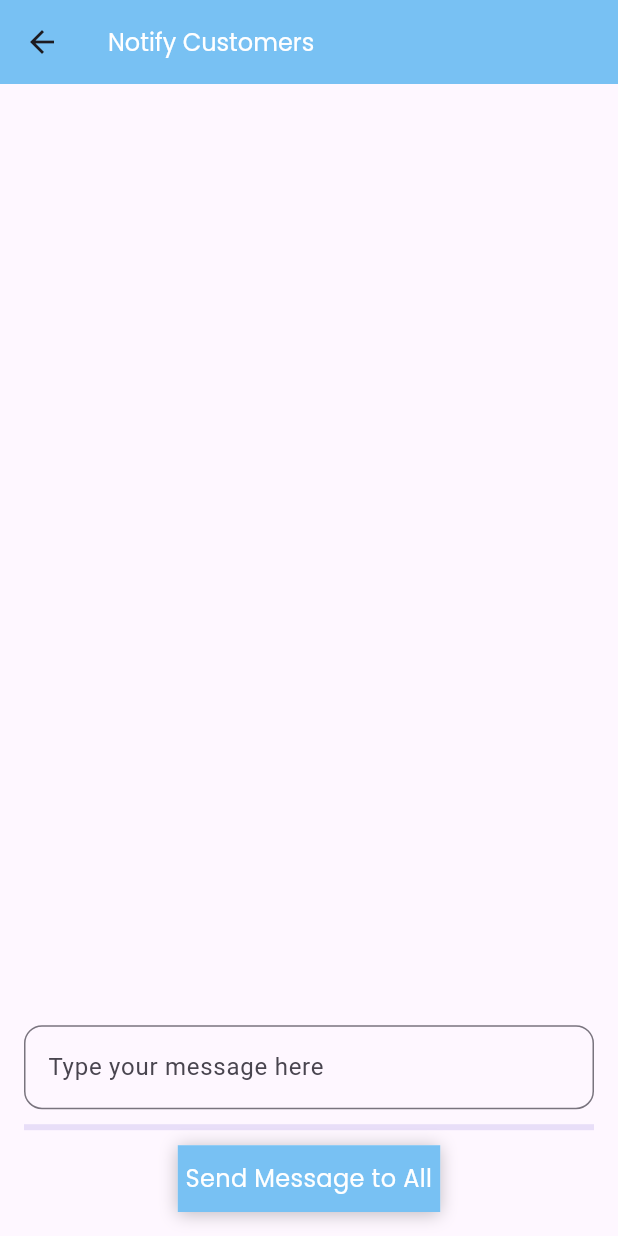
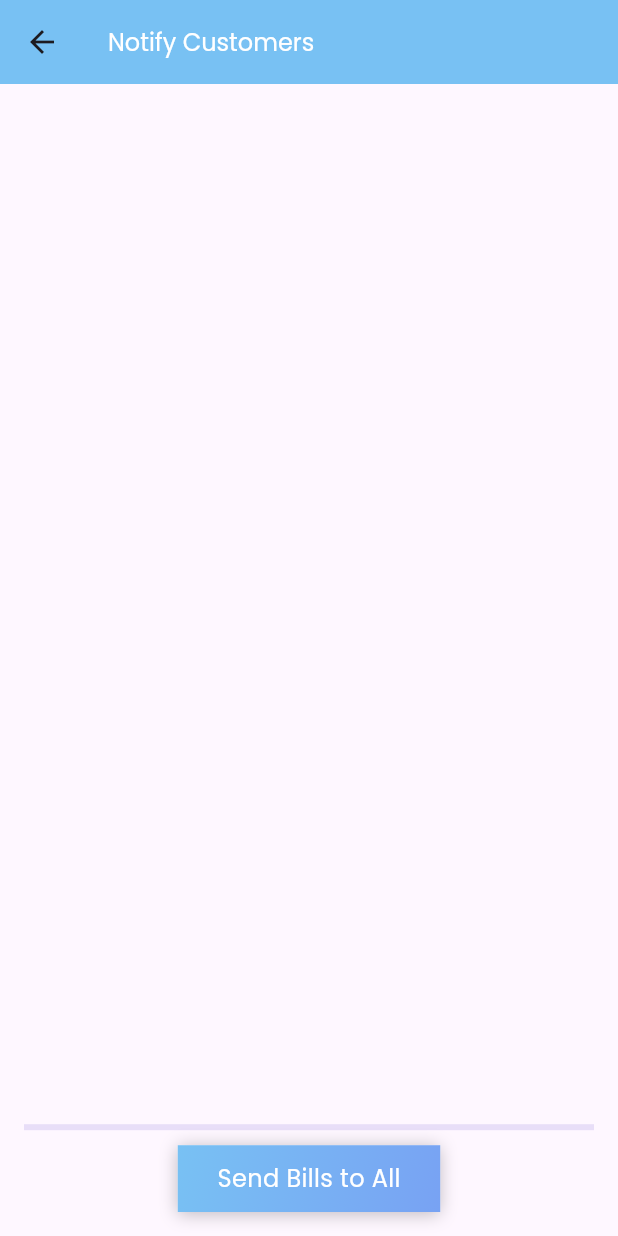
Before and after one commit to yasirzain15/kashmir_milk, a Flutter app: the DashboardScreen screen opened directly, after a tap on "Notify", on a phone screen of 412 x 824 dp. Run offline on Flutter 3.47's test engine with Material 3 defaults, Android fonts, the phone set to English and light mode, and no system bars; our stand-ins replace cloud_firestore, connectivity_plus, csv, file_picker, firebase_auth, firebase_core and 4 more; accounts and stored records are empty.

Commit message:
About Today

```diff
--- a/lib/Add Customers/add_customer.dart
+++ b/lib/Add Customers/add_customer.dart
@@ -278,7 +278,7 @@ class _CustomerRegistrationFormState extends State<CustomerRegistrationForm> {
                     width: double.infinity,
                     height: 50,
                     decoration: BoxDecoration(
-                      color: Colors.blue[400],
+                      color: Color(0xff78c1f3),
                       borderRadius: BorderRadius.circular(8),
                     ),
                     child: TextButton(
--- a/lib/dashboard.dart
+++ b/lib/dashboard.dart
@@ -26,10 +26,7 @@ class DashboardScreen extends StatefulWidget {
 class _DashboardScreenState extends State<DashboardScreen> {
   String greeting = "Hello";
   int totalCustomers = 0;
-  int totalSectors = 0;
-  // This list can be fetched from Firebase or other sources
-
-  // Fetch all customers from Firestore
+  List<String> uniqueSectors = [];
 
   @override
   void initState() {
@@ -39,29 +36,31 @@ class _DashboardScreenState extends State<DashboardScreen> {
     Future.delayed(const Duration(milliseconds: 100), () {
       provider.getall();
       provider.getFromHive();
+      Provider.of<Funs>(context, listen: false).fetchSectors();
       loadCustomerData();
-      loadTotalSectors();
+      fetchUniqueSectors();
     });
     updateGreeting();
   }
 
-  Future<void> loadTotalSectors() async {
-    int count = await fetchTotalSectors();
-    setState(() {
-      totalSectors = count;
-    });
-  }
-
-  Future<int> fetchTotalSectors() async {
+  Future<void> fetchUniqueSectors() async {
     try {
       var snapshot = await FirebaseFirestore.instance
-          .collection('sectors') // Change to your actual collection name
+          .collection('users')
+          .doc(FirebaseAuth.instance.currentUser?.uid)
+          .collection('customer')
           .get();
 
-      return snapshot.size; // Returns the total number of documents (sectors)
+      List<String> sectors =
+          snapshot.docs.map((doc) => doc['Sector'] as String).toSet().toList();
+
+      setState(() {
+        uniqueSectors = sectors;
+      });
     } catch (e) {
-      print("Error fetching sectors: $e");
-      return 0; // Return 0 in case of error
+      setState(() {
+        uniqueSectors = [];
+      });
     }
   }
 
@@ -75,7 +74,6 @@ class _DashboardScreenState extends State<DashboardScreen> {
 
       return snapshot.docs.length; // Total customers count
     } catch (e) {
-      print("Error fetching customers: $e");
       return 0;
     }
   }
@@ -142,7 +140,8 @@ class _DashboardScreenState extends State<DashboardScreen> {
                       ),
                       IconButton(
                         icon: const Icon(
-                      Icons.logout,
+                          Icons.power_settings_new,
+                          size: 35,
                           color: Color(0xffff2c2c),
                         ),
                         onPressed: () async {
@@ -150,14 +149,16 @@ class _DashboardScreenState extends State<DashboardScreen> {
                           // You can add functionality to open a menu
                         },
                       ),
-                ],
-              ),
+                    ]),
                 const SizedBox(height: 20),
 
                 // Stats Cards
                 _buildStatsCard("Our Customers", "$totalCustomers"),
-              const SizedBox(height: 16),
-              _buildStatsCard("Our Areas", "$totalSectors"),
+                SizedBox(
+                  height: 16,
+                ),
+                _buildStatsCard("Our Areas", uniqueSectors.join(", ")),
+
                 const SizedBox(height: 24),
 
                 // Recent Customers Header
@@ -295,8 +296,16 @@ class _DashboardScreenState extends State<DashboardScreen> {
                           height: 44.53,
                           width: 175,
                           decoration: BoxDecoration(
-                          color: Color(0xff78c1f3),
+                              gradient: LinearGradient(
+                            colors: [
+                              Color(0xff78c1f3),
+                              Color(
+                                0xff78a2f3,
                               ),
+                            ],
+                            begin: Alignment.topLeft,
+                            end: Alignment.bottomRight,
+                          )),
                           child: Padding(
                             padding: EdgeInsets.symmetric(horizontal: 13),
                             child: Row(
@@ -337,14 +346,18 @@ class _DashboardScreenState extends State<DashboardScreen> {
                           height: 44.53,
                           width: 175,
                           decoration: BoxDecoration(
-                          color: Color(0xff78c1f3),
+                            gradient: LinearGradient(
+                              colors: [Color(0xff78c1f3), Color(0xff78a2f3)],
+                              begin: Alignment.topLeft,
+                              end: Alignment.bottomRight,
+                            ),
                           ),
                           child: Padding(
                             padding: const EdgeInsets.symmetric(horizontal: 13),
                             child: Row(
                               children: [
                                 Icon(
-                                Icons.notification_add,
+                                  Icons.notification_add_outlined,
                                   color: Color(0xffffffff),
                                 ),
                                 SizedBox(
@@ -371,8 +384,7 @@ class _DashboardScreenState extends State<DashboardScreen> {
               ],
             ),
           ),
-      ),
-    );
+        ));
   }
 
   Widget _buildStatsCard(String title, String value) {
@@ -381,12 +393,15 @@ class _DashboardScreenState extends State<DashboardScreen> {
       child: Container(
         height: 154,
         width: 350,
-        padding: const EdgeInsets.all(16),
+        padding: const EdgeInsets.all(10),
         decoration: BoxDecoration(
           image: DecorationImage(
               image: AssetImage('assets/bg.png'), fit: BoxFit.cover),
           gradient: LinearGradient(
-            colors: [Colors.blue[400]!, Colors.blue[300]!],
+            colors: [
+              Color(0xff78c1f3),
+              Color(0xff78a2f3),
+            ],
             begin: Alignment.topLeft,
             end: Alignment.bottomRight,
           ),
@@ -410,8 +425,8 @@ class _DashboardScreenState extends State<DashboardScreen> {
               value,
               style: GoogleFonts.josefinSans(
                 textStyle: TextStyle(
-                  fontWeight: FontWeight.w400,
-                  fontSize: 10,
+                  fontWeight: FontWeight.w600,
+                  fontSize: 18,
                   color: Color(0xffffffff),
                 ),
               ),
--- a/lib/functions.dart
+++ b/lib/functions.dart
@@ -7,6 +7,8 @@ import 'package:uuid/uuid.dart';
 
 class Funs extends ChangeNotifier {
   List<Map<String, dynamic>> customers = [];
+  List<String> sectors = []; // List to store sector names
+  List<int> sectorCounts = []; // Store the number of customers in each sector
   Future<void> getall() async {
     try {
       FirebaseFirestore firestore = FirebaseFirestore.instance;
@@ -47,4 +49,29 @@ class Funs extends ChangeNotifier {
     customers.addAll(newCustomers);
     notifyListeners();
   }
+
+  Future<void> fetchSectors() async {
+    try {
+      final QuerySnapshot snapshot = await FirebaseFirestore.instance
+          .collection('users')
+          .doc('your_user_id') // Replace with actual user ID
+          .collection('customer')
+          .get();
+
+      // Create a Map to count occurrences of each sector
+      Map<String, int> sectorMap = {};
+
+      for (var doc in snapshot.docs) {
+        String sector = doc['Sector'] as String;
+        sectorMap[sector] = (sectorMap[sector] ?? 0) + 1;
+      }
+
+      sectors = sectorMap.keys.toList(); // Get unique sector names
+      sectorCounts = sectorMap.values.toList(); // Get counts of each sector
+
+      notifyListeners();
+    } catch (e) {
+      print("Error fetching sectors: $e");
+    }
+  }
 }
--- a/lib/message_screen.dart
+++ b/lib/message_screen.dart
@@ -1,7 +1,6 @@
 // ignore_for_file: avoid_print, deprecated_member_use, use_build_context_synchronously, use_key_in_widget_constructors, library_private_types_in_public_api
 
 import 'package:firebase_auth/firebase_auth.dart';
-import 'package:firebase_core/firebase_core.dart';
 import 'package:flutter/material.dart';
 import 'package:cloud_firestore/cloud_firestore.dart';
 import 'package:google_fonts/google_fonts.dart';
@@ -16,9 +15,10 @@ class NotifyScreen extends StatefulWidget {
 
 class _NotifyScreenState extends State<NotifyScreen> {
   List<Map<String, String>> users = [];
-  TextEditingController messageController = TextEditingController();
   bool isLoading = false;
   double progress = 0.0;
+
+  final double milkPricePerLiter = 220.0; // Milk price per liter
 
   @override
   void initState() {
@@ -26,12 +26,10 @@ class _NotifyScreenState extends State<NotifyScreen> {
     fetchUsers();
   }
 
-  // Firebase + Hive se users fetch karna
   Future<void> fetchUsers() async {
     setState(() => isLoading = true);
 
     try {
-      // Firestore se users fetch karo
       var snapshot = FirebaseFirestore.instance
           .collection('users')
           .doc(FirebaseAuth.instance.currentUser?.uid)
@@ -45,7 +43,6 @@ class _NotifyScreenState extends State<NotifyScreen> {
               })
           .toList();
 
-      // Hive se users fetch karo
       var box = Hive.box<Customer>('customers');
       List<Map> hiveUsers = box.values.map((user) {
         return {
@@ -55,13 +52,13 @@ class _NotifyScreenState extends State<NotifyScreen> {
         };
       }).toList();
 
-      // Firebase + Hive users ko merge karna (duplicates hata kar)
       Set<Map<String, String>> uniqueUsers = {
         ...firebaseUsers
             .map((user) => user.map((k, v) => MapEntry(k, v.toString()))),
         ...hiveUsers
             .map((user) => user.map((k, v) => MapEntry(k, v.toString())))
       };
+
       setState(() {
         users = uniqueUsers.toList();
       });
@@ -72,45 +69,59 @@ class _NotifyScreenState extends State<NotifyScreen> {
     setState(() => isLoading = false);
   }
 
-  // Sab users ko message send karna
-  Future<void> sendMessages() async {
-    String message = messageController.text.trim();
-    if (message.isEmpty) return;
-
-    setState(
-      () => progress = 0.0,
-    );
+  Future<void> sendBillsToAll() async {
+    setState(() => progress = 0.0);
 
     for (int i = 0; i < users.length; i++) {
       await Future.delayed(Duration(seconds: 1));
+      double milkQuantity = double.tryParse(users[i]["milk"]!) ?? 0.0;
+      double totalBill = milkQuantity * milkPricePerLiter;
+      String message =
+          "Hello ${users[i]["name"]}, your total bill for ${users[i]["milk"]} liters of milk is PKR ${totalBill.toStringAsFixed(2)}.";
+
       sendSms(users[i]["phone"]!, message);
       setState(() {
-        messageController.clear();
         progress = (i + 1) / users.length;
       });
     }
 
     ScaffoldMessenger.of(context)
-        .showSnackBar(SnackBar(content: Text("Messages sent!")));
+        .showSnackBar(SnackBar(content: Text("Bills sent to all customers!")));
     setState(() {
       progress = 0.0;
     });
   }
 
-  // `url_launcher` se SMS bhejna
   Future<void> sendSms(String phone, String message) async {
     if (phone.isEmpty || message.isEmpty) {
       print("Phone number or message is empty");
       return;
     }
 
+    // Normalize the phone number
+    String normalizedPhone = phone.replaceAll(
+        RegExp(r'[^0-9+]'), ''); // Remove dashes/spaces but keep '+'
+
+    // If the number starts with '03', add '+92' (Pakistan country code)
+    if (RegExp(r'^03[0-9]{9}$').hasMatch(normalizedPhone)) {
+      normalizedPhone = "+92${normalizedPhone.substring(1)}";
+    }
+
+    // Validate phone number
+    if (!RegExp(r'^\+?[0-9]{10,15}$').hasMatch(normalizedPhone)) {
+      ScaffoldMessenger.of(context).showSnackBar(
+        SnackBar(content: Text("Invalid phone number format: $phone")),
+      );
+      return;
+    }
+
     final Uri smsUri =
-        Uri.parse("sms:$phone?body=${Uri.encodeComponent(message)}");
+        Uri.parse("sms:$normalizedPhone?body=${Uri.encodeComponent(message)}");
 
     if (await canLaunchUrl(smsUri)) {
       await launchUrl(smsUri);
     } else {
-      print("Could not launch SMS to $phone");
+      print("Could not launch SMS to $normalizedPhone");
     }
   }
 
@@ -169,28 +180,14 @@ class _NotifyScreenState extends State<NotifyScreen> {
                       },
                     ),
             ),
-            Row(
-              children: [],
-            ),
-            TextFormField(
-              controller: messageController,
-              decoration: InputDecoration(
-                // labelText: "Type your message here",
-                hintText: 'Type your message here',
-                border: OutlineInputBorder(
-                    borderRadius: BorderRadius.circular(12.0)),
-              ),
-            ),
-            SizedBox(height: 10),
             LinearProgressIndicator(value: progress),
             SizedBox(height: 10),
             GestureDetector(
               onTap: () {
-                sendMessages();
+                sendBillsToAll();
               },
               child: Container(
                 height: 44.53,
-                // width: 311,
                 decoration: BoxDecoration(
                   color: Color(0xffffffff),
                   boxShadow: [
@@ -206,14 +203,22 @@ class _NotifyScreenState extends State<NotifyScreen> {
                   height: 44.53,
                   width: 175,
                   decoration: BoxDecoration(
-                    color: Color(0xff78c1f3),
+                    gradient: LinearGradient(
+                      colors: [
+                        Color(0xff78c1f3),
+                        Color(0xff78a2f3),
+                      ],
+                      begin: Alignment.topLeft,
+                      end: Alignment.bottomRight,
+                    ),
                   ),
                   child: Padding(
                     padding: const EdgeInsets.symmetric(horizontal: 5),
                     child: Row(
+                      mainAxisAlignment: MainAxisAlignment.center,
                       children: [
                         Text(
-                          'Send Message to All',
+                          'Send Bills to All',
                           style: GoogleFonts.poppins(
                             textStyle: TextStyle(
                               fontWeight: FontWeight.w400,
```
Also changed, not shown: lib/Add Customers/multiple_entries.dart (+16 -3 lines), 4 other files. Lines whose indentation alone changed are shown as unchanged.
